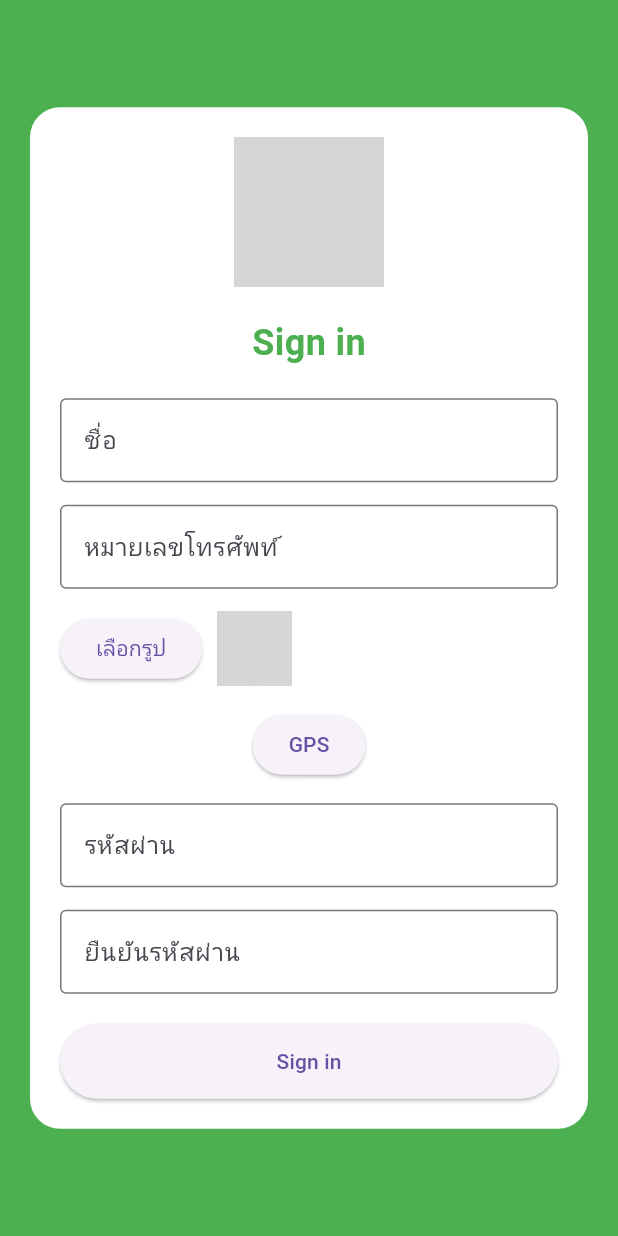
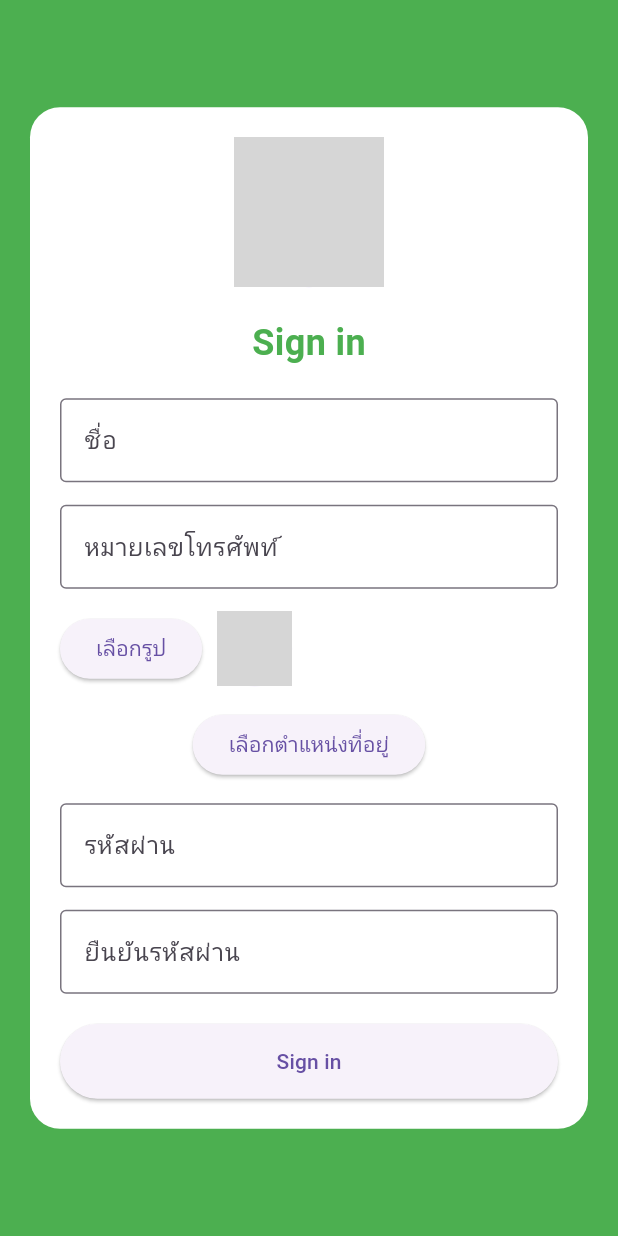
Before and after one commit to politeee123/Delivery-App, a Flutter app: the RegisterUserPage screen opened directly, on a phone screen of 412 x 824 dp. Run offline on Flutter 3.47's test engine with Material 3 defaults, Android fonts, the light colour scheme and no system bars; our stand-ins replace flutter_map, geolocator, latlong2; grey boxes are pictures that could not be loaded.

Commit message:
gps ยังไม่เสร็จ

```diff
--- /dev/null
+++ b/flutter_application_delivery/lib/login.dart
@@ -0,0 +1 @@
+// TODO Implement this library.
--- a/flutter_application_delivery/lib/pages/register_user.dart
+++ b/flutter_application_delivery/lib/pages/register_user.dart
@@ -1,15 +1,24 @@
 import 'package:flutter/material.dart';
+import 'package:latlong2/latlong.dart';
+import 'select_location.dart';
 
-class RegisterUserPage extends StatelessWidget {
+class RegisterUserPage extends StatefulWidget {
   const RegisterUserPage({super.key});
 
   @override
+  State<RegisterUserPage> createState() => _RegisterUserPageState();
+}
+
+class _RegisterUserPageState extends State<RegisterUserPage> {
+  final nameController = TextEditingController();
+  final phoneController = TextEditingController();
+  final passwordController = TextEditingController();
+  final confirmPasswordController = TextEditingController();
+
+  LatLng? selectedLocation; // เก็บพิกัดที่เลือก
+
+  @override
   Widget build(BuildContext context) {
-    final nameController = TextEditingController();
-    final phoneController = TextEditingController();
-    final passwordController = TextEditingController();
-    final confirmPasswordController = TextEditingController();
-
     return Scaffold(
       backgroundColor: Colors.green,
       body: Center(
@@ -78,10 +87,24 @@ class RegisterUserPage extends StatelessWidget {
 
                 // ปุ่มเลือก GPS
                 ElevatedButton(
-                  onPressed: () {
-                    // TODO: ดึงตำแหน่ง GPS
+                  onPressed: () async {
+                    final result = await Navigator.push(
+                      context,
+                      MaterialPageRoute(
+                        builder: (context) => const SelectLocationPage(),
+                      ),
+                    );
+                    if (result != null) {
+                      setState(() {
+                        selectedLocation = result;
+                      });
+                    }
                   },
-                  child: const Text("GPS"),
+                  child: Text(
+                    selectedLocation == null
+                        ? "เลือกตำแหน่งที่อยู่"
+                        : "พิกัด: ${selectedLocation!.latitude}, ${selectedLocation!.longitude}",
+                  ),
                 ),
                 const SizedBox(height: 15),
 
@@ -94,6 +117,7 @@ class RegisterUserPage extends StatelessWidget {
                   ),
                 ),
                 const SizedBox(height: 15),
+
                 TextField(
                   controller: confirmPasswordController,
                   obscureText: true,
--- a/flutter_application_delivery/pubspec.yaml
+++ b/flutter_application_delivery/pubspec.yaml
@@ -34,6 +34,9 @@ dependencies:
   # The following adds the Cupertino Icons font to your application.
   # Use with the CupertinoIcons class for iOS style icons.
   cupertino_icons: ^1.0.8
+  geolocator: ^14.0.2
+  flutter_map: ^8.2.2
+  latlong2: ^0.9.1
 
 dev_dependencies:
   flutter_test:
```
Also changed, not shown: flutter_application_delivery/lib/pages/select_location.dart (added, +110 -0 lines), 3 other files.
